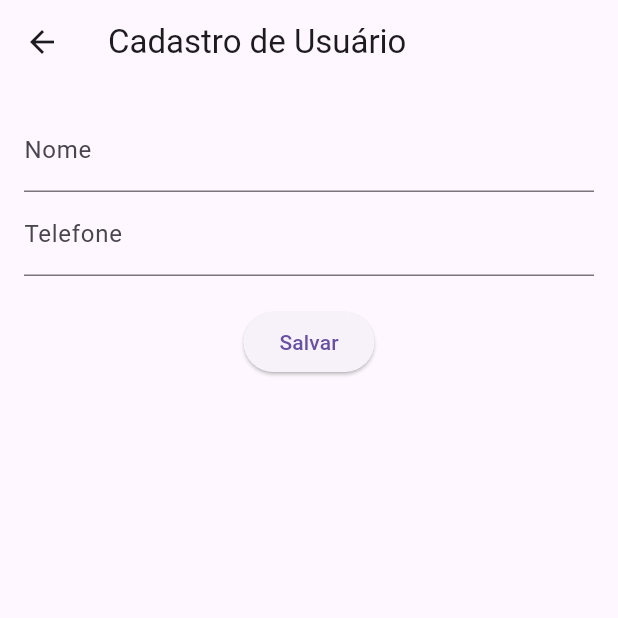
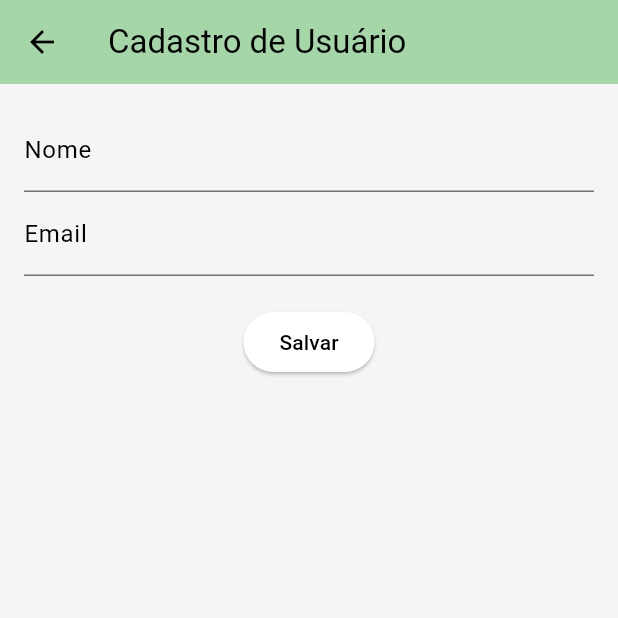
Before and after one commit to gvnfcosta/flutter_firebase_realtime_app, a Flutter app: the UserFormScreen screen opened by its route, on a phone screen of 412 x 824 dp, the top half of it. Run offline on Flutter 3.47's test engine with Material 3 defaults, Android fonts, the light colour scheme and no system bars; our stand-ins replace firebase_auth, firebase_core, firebase_database, shared_preferences; accounts and stored records are empty; statements that could not run were skipped.

Commit message:
Ajustando Configs

```diff
--- /dev/null
+++ b/lib/aib_app.dart
@@ -0,0 +1,28 @@
+import 'package:flutter/material.dart';
+
+import 'package:flutter_firebase_realtime_app/src/config/app_routes.dart';
+import 'package:flutter_firebase_realtime_app/screens/signin_screen.dart';
+import 'package:flutter_firebase_realtime_app/screens/signup_screen.dart';
+import 'package:flutter_firebase_realtime_app/screens/user_detail_screen.dart';
+import 'package:flutter_firebase_realtime_app/screens/user_form_screen.dart';
+import 'package:flutter_firebase_realtime_app/src/config/app_theme.dart';
+
+class AibApp extends StatelessWidget {
+  const AibApp({super.key});
+
+  @override
+  Widget build(BuildContext context) {
+    return MaterialApp(
+      title: 'Firebase Realtime App',
+      debugShowCheckedModeBanner: false,
+      initialRoute: '/signin',
+      routes: {
+        AppRoutes.signIn: (_) => const SignInScreen(),
+        AppRoutes.signUp: (_) => const SignUpScreen(),
+        AppRoutes.userForm: (_) => const UserFormScreen(),
+        AppRoutes.userDetail: (_) => const UserDetailScreen(),
+      },
+      theme: appTheme,
+    );
+  }
+}
--- a/lib/models/user_model.dart
+++ b/lib/models/user_model.dart
@@ -1,14 +1,14 @@
 class UserModel {
   final String id;
   final String name;
-  final String phone;
+  final String email;
 
-  UserModel({required this.id, required this.name, required this.phone});
+  UserModel({required this.id, required this.name, required this.email});
 
   Map<String, dynamic> toMap() => {
         'id': id,
         'name': name,
-        'phone': phone,
+        'email': email,
       };
 
   factory UserModel.fromMap(Map<dynamic, dynamic>? map) {
@@ -16,7 +16,7 @@ class UserModel {
     return UserModel(
       id: map['id'] ?? '',
       name: map['name'] ?? '',
-      phone: map['phone'] ?? '',
+      email: map['email'] ?? '',
     );
   }
 }
--- a/lib/screens/signin_screen.dart
+++ b/lib/screens/signin_screen.dart
@@ -1,5 +1,5 @@
 import 'package:flutter/material.dart';
-import 'package:flutter_firebase_realtime_app/services/auth_services.dart';
+import 'package:flutter_firebase_realtime_app/src/services/auth_services.dart';
 import 'package:flutter_firebase_realtime_app/utils/local_storage.dart';
 
 class SignInScreen extends StatefulWidget {
--- a/lib/screens/signup_screen.dart
+++ b/lib/screens/signup_screen.dart
@@ -1,5 +1,5 @@
 import 'package:flutter/material.dart';
-import 'package:flutter_firebase_realtime_app/services/auth_services.dart';
+import 'package:flutter_firebase_realtime_app/src/services/auth_services.dart';
 
 class SignUpScreen extends StatefulWidget {
   const SignUpScreen({super.key});
--- a/lib/screens/user_detail_screen.dart
+++ b/lib/screens/user_detail_screen.dart
@@ -97,7 +97,7 @@ class _UserDetailScreenState extends State<UserDetailScreen> {
             Text('Nome: ${_userData!['name'] ?? ''}',
                 style: const TextStyle(fontSize: 18)),
             const SizedBox(height: 8),
-            Text('Telefone: ${_userData!['phone'] ?? ''}',
+            Text('Email: ${_userData!['email'] ?? ''}',
                 style: const TextStyle(fontSize: 18)),
             const SizedBox(height: 8),
             Text('ID: ${user!.uid}', style: const TextStyle(fontSize: 16)),
--- a/lib/screens/user_form_screen.dart
+++ b/lib/screens/user_form_screen.dart
@@ -14,7 +14,7 @@ class UserFormScreen extends StatefulWidget {
 class _UserFormScreenState extends State<UserFormScreen> {
   final _formKey = GlobalKey<FormState>();
   final _nameController = TextEditingController();
-  final _phoneController = TextEditingController();
+  final _emailController = TextEditingController();
   bool _loading = false;
 
   String? _uid;
@@ -38,7 +38,7 @@ class _UserFormScreenState extends State<UserFormScreen> {
       final user = provider.user;
       if (user != null) {
         _nameController.text = user.name;
-        _phoneController.text = user.phone;
+        _emailController.text = user.email;
       }
     } catch (e) {
       debugPrint("Erro ao carregar dados do usuário: $e");
@@ -53,7 +53,7 @@ class _UserFormScreenState extends State<UserFormScreen> {
       final user = UserModel(
         id: _uid!,
         name: _nameController.text.trim(),
-        phone: _phoneController.text.trim(),
+        email: _emailController.text.trim(),
       );
       await context.read<UserProvider>().saveUserData(user);
 
@@ -85,12 +85,12 @@ class _UserFormScreenState extends State<UserFormScreen> {
               TextFormField(
                 controller: _nameController,
                 decoration: const InputDecoration(labelText: 'Nome'),
-                validator: (v) => v!.isEmpty ? 'Informe o nome' : null,
+                validator: (v) => v!.isEmpty ? 'Informe seu nome' : null,
               ),
               TextFormField(
-                controller: _phoneController,
-                decoration: const InputDecoration(labelText: 'Telefone'),
-                validator: (v) => v!.isEmpty ? 'Informe o telefone' : null,
+                controller: _emailController,
+                decoration: const InputDecoration(labelText: 'Email'),
+                validator: (v) => v!.isEmpty ? 'Informe seu e-mail' : null,
               ),
               const SizedBox(height: 20),
               ElevatedButton(
--- /dev/null
+++ b/lib/src/config/app_data.dart
@@ -0,0 +1,5 @@
+const List unidades = ['Un', 'Kit', 'Cx'];
+
+const String version = '1.0';
+
+const String programName = 'Avaliação da Individualidade Biológica';
--- /dev/null
+++ b/lib/src/config/app_routes.dart
@@ -0,0 +1,6 @@
+class AppRoutes {
+  static const signIn = '/signin';
+  static const signUp = '/signup';
+  static const userForm = '/userForm';
+  static const userDetail = '/userDetail';
+}
--- /dev/null
+++ b/lib/src/config/app_theme.dart
@@ -0,0 +1,33 @@
+import 'package:flutter/material.dart';
+import 'app_colors.dart';
+
+final ThemeData appTheme = ThemeData(
+  scaffoldBackgroundColor: AppColors.scaffoldBackground,
+  appBarTheme: AppBarTheme(
+    backgroundColor: AppColors.appBarBackground,
+    foregroundColor: AppColors.appBarForeground,
+    elevation: 0,
+  ),
+  textTheme: const TextTheme(
+    bodyLarge: TextStyle(color: AppColors.textPrimary),
+    bodyMedium: TextStyle(color: AppColors.textPrimary),
+    titleLarge: TextStyle(color: AppColors.textPrimary),
+  ),
+  colorScheme: ColorScheme.fromSwatch().copyWith(
+    primary: AppColors.primary,
+    onPrimary: AppColors.onPrimary,
+  ),
+  inputDecorationTheme: const InputDecorationTheme(
+    border: UnderlineInputBorder(
+      borderSide: BorderSide(color: AppColors.inputBorder),
+    ),
+    enabledBorder: UnderlineInputBorder(
+      borderSide: BorderSide(color: AppColors.inputBorderEnabled),
+    ),
+    focusedBorder: UnderlineInputBorder(
+      borderSide: BorderSide(color: AppColors.inputBorderFocused, width: 2),
+    ),
+    labelStyle: TextStyle(color: AppColors.textPrimary),
+    hintStyle: TextStyle(color: AppColors.textSecondary),
+  ),
+);
```
Also changed, not shown: lib/main.dart (+2 -25 lines), lib/screens/user_data_screen.dart (deleted, +0 -29 lines), lib/src/config/app_colors.dart (added, +23 -0 lines), lib/src/config/validators.dart (added, +9 -0 lines), lib/src/services/auth_services.dart (renamed from lib/services/auth_services.dart, +4 -4 lines), lib/src/config/app_fonts.dart (added).
